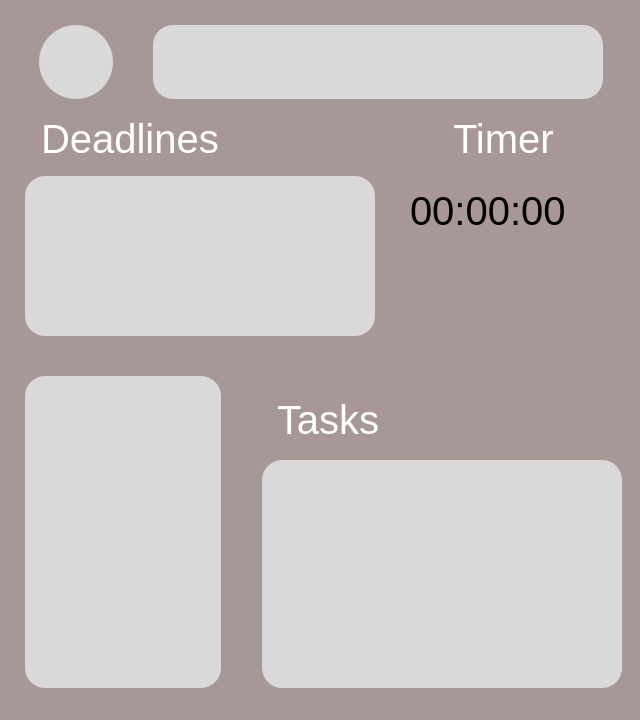
Above: grape/src/dashboard/dashboard.ui from rotat1ck/grape before the change. Below: the same form after it.
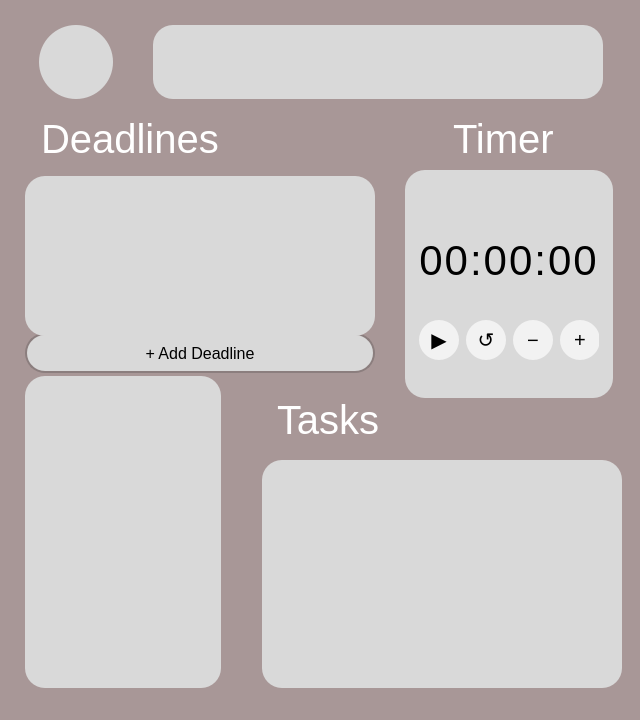
That is the form after the change.

```diff
--- a/grape/src/dashboard/dashboard.ui
+++ b/grape/src/dashboard/dashboard.ui
@@ -115,11 +115,56 @@
        </rect>
       </property>
       <property name="styleSheet">
-       <string notr="true">
-
-background: #D9D9D9;
-border-radius: 20px;
-</string>
+       <string notr="true">QTextBrowser {
+    background: #D9D9D9;
+    border-radius: 20px;
+    padding: 15px;
+    font-family: 'Julius Sans One';
+}
+QScrollBar:vertical {
+    border: none;
+    background: #D9D9D9;
+    width: 8px;
+    margin: 0px;
+}
+QScrollBar::handle:vertical {
+    background: #8B7E7E;
+    border-radius: 4px;
+    min-height: 20px;
+}
+QScrollBar::add-line:vertical, QScrollBar::sub-line:vertical {
+    height: 0px;
+}</string>
+      </property>
+     </widget>
+     <widget class="QPushButton" name="addDeadlineButton">
+      <property name="geometry">
+       <rect>
+        <x>25</x>
+        <y>333</y>
+        <width>350</width>
+        <height>40</height>
+       </rect>
+      </property>
+      <property name="styleSheet">
+       <string notr="true">QPushButton {
+    background-color: #D9D9D9;
+    border: 2px solid #8B7E7E;
+    border-radius: 20px;
+    font-family: 'Julius Sans One';
+    font-size: 16px;
+    color: #000000;
+}
+QPushButton:hover {
+    background-color: #E5E5E5;
+    border-color: #FFFFFF;
+}
+QPushButton:pressed {
+    background-color: #C0C0C0;
+}</string>
+      </property>
+      <property name="text">
+       <string>+ Add Deadline</string>
       </property>
      </widget>
      <widget class="QTextBrowser" name="NotesBox">
@@ -181,6 +226,198 @@
        <string>Timer</string>
       </property>
      </widget>
+     <widget class="QWidget" name="DeadlinesTimerBox" native="true">
+      <property name="geometry">
+       <rect>
+        <x>405</x>
+        <y>170</y>
+        <width>208</width>
+        <height>228</height>
+       </rect>
+      </property>
+      <property name="styleSheet">
+       <string notr="true">background: #D9D9D9;
+border-radius: 20px;</string>
+      </property>
+      <widget class="QLabel" name="timerDisplay">
+       <property name="geometry">
+        <rect>
+         <x>4</x>
+         <y>60</y>
+         <width>200</width>
+         <height>60</height>
+        </rect>
+       </property>
+       <property name="styleSheet">
+        <string notr="true">
+font-family: 'Julius Sans One';
+font-size: 42px;
+color: #000000;
+background: transparent;
+letter-spacing: 2px;</string>
+       </property>
+       <property name="text">
+        <string>00:00:00</string>
+       </property>
+       <property name="alignment">
+        <set>Qt::AlignmentFlag::AlignCenter</set>
+       </property>
+      </widget>
+      <widget class="QWidget" name="buttonContainer" native="true">
+       <property name="geometry">
+        <rect>
+         <x>14</x>
+         <y>150</y>
+         <width>180</width>
+         <height>40</height>
+        </rect>
+       </property>
+       <layout class="QHBoxLayout" name="horizontalLayout">
+        <property name="spacing">
+         <number>8</number>
+        </property>
+        <property name="leftMargin">
+         <number>0</number>
+        </property>
+        <property name="topMargin">
+         <number>0</number>
+        </property>
+        <property name="rightMargin">
+         <number>0</number>
+        </property>
+        <property name="bottomMargin">
+         <number>0</number>
+        </property>
+        <item>
+         <widget class="QPushButton" name="timerPlayButton">
+          <property name="minimumSize">
+           <size>
+            <width>40</width>
+            <height>40</height>
+           </size>
+          </property>
+          <property name="maximumSize">
+           <size>
+            <width>40</width>
+            <height>40</height>
+           </size>
+          </property>
+          <property name="styleSheet">
+           <string notr="true">QPushButton {
+    background: #F2F2F2;
+    border-radius: 20px;
+    font-family: 'Julius Sans One';
+    font-size: 20px;
+    color: #000000;
+}
+QPushButton:hover {
+    background: #E5E5E5;
+}</string>
+          </property>
+          <property name="text">
+           <string>▶</string>
+          </property>
+         </widget>
+        </item>
+        <item>
+         <widget class="QPushButton" name="timerResetButton">
+          <property name="minimumSize">
+           <size>
+            <width>40</width>
+            <height>40</height>
+           </size>
+          </property>
+          <property name="maximumSize">
+           <size>
+            <width>40</width>
+            <height>40</height>
+           </size>
+          </property>
+          <property name="styleSheet">
+           <string notr="true">QPushButton {
+    background: #F2F2F2;
+    border-radius: 20px;
+    font-family: 'Julius Sans One';
+    font-size: 20px;
+    color: #000000;
+}
+QPushButton:hover {
+    background: #E5E5E5;
+}</string>
+          </property>
+          <property name="text">
+           <string>↺</string>
+          </property>
+         </widget>
+        </item>
+        <item>
+         <widget class="QPushButton" name="timerMinusButton">
+          <property name="enabled">
+           <bool>true</bool>
+          </property>
+          <property name="minimumSize">
+           <size>
+            <width>40</width>
+            <height>40</height>
+           </size>
+          </property>
+          <property name="maximumSize">
+           <size>
+            <width>40</width>
+            <height>40</height>
+           </size>
+          </property>
+          <property name="styleSheet">
+           <string notr="true">QPushButton {
+    background: #F2F2F2;
+    border-radius: 20px;
+    font-family: 'Julius Sans One';
+    font-size: 20px;
+    color: #000000;
+}
+QPushButton:hover {
+    background: #E5E5E5;
+}</string>
+          </property>
+          <property name="text">
+           <string>−</string>
+          </property>
+         </widget>
+        </item>
+        <item>
+         <widget class="QPushButton" name="timerPlusButton">
+          <property name="minimumSize">
+           <size>
+            <width>40</width>
+            <height>40</height>
+           </size>
+          </property>
+          <property name="maximumSize">
+           <size>
+            <width>40</width>
+            <height>40</height>
+           </size>
+          </property>
+          <property name="styleSheet">
+           <string notr="true">QPushButton {
+    background: #F2F2F2;
+    border-radius: 20px;
+    font-family: 'Julius Sans One';
+    font-size: 20px;
+    color: #000000;
+}
+QPushButton:hover {
+    background: #E5E5E5;
+}</string>
+          </property>
+          <property name="text">
+           <string>+</string>
+          </property>
+         </widget>
+        </item>
+       </layout>
+      </widget>
+     </widget>
      <widget class="QLabel" name="txtTasks">
       <property name="geometry">
        <rect>
@@ -206,24 +443,16 @@
        <string>Tasks</string>
       </property>
      </widget>
-     <widget class="QLabel" name="label">
-      <property name="geometry">
-       <rect>
-        <x>410</x>
-        <y>180</y>
-        <width>201</width>
-        <height>61</height>
-       </rect>
-      </property>
-      <property name="font">
-       <font>
-        <pointsize>30</pointsize>
-       </font>
-      </property>
-      <property name="text">
-       <string>00:00:00</string>
-      </property>
-     </widget>
+     <zorder>addDeadlineButton</zorder>
+     <zorder>DeadlinesTimerBox</zorder>
+     <zorder>AueWordsBox</zorder>
+     <zorder>menuSettings</zorder>
+     <zorder>txtDeadlines</zorder>
+     <zorder>DeadlinesBox</zorder>
+     <zorder>NotesBox</zorder>
+     <zorder>NotesBox_2</zorder>
+     <zorder>txtTimer</zorder>
+     <zorder>txtTasks</zorder>
     </widget>
    </item>
   </layout>
```
Left out of the diff: 2 changed lines with no effect on the pictures.
